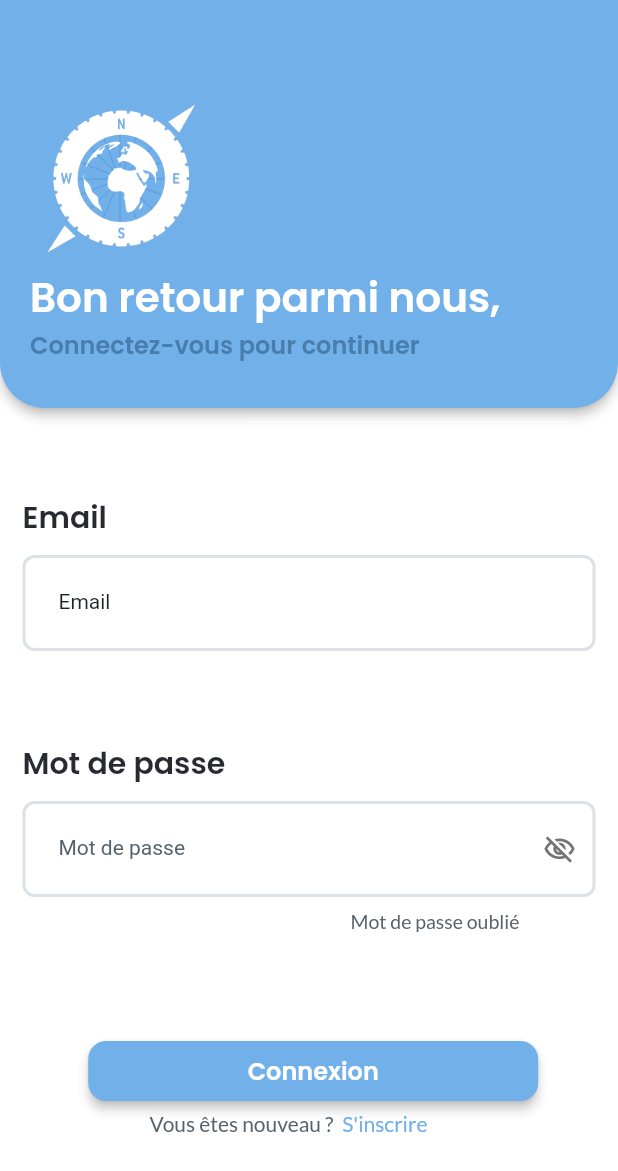
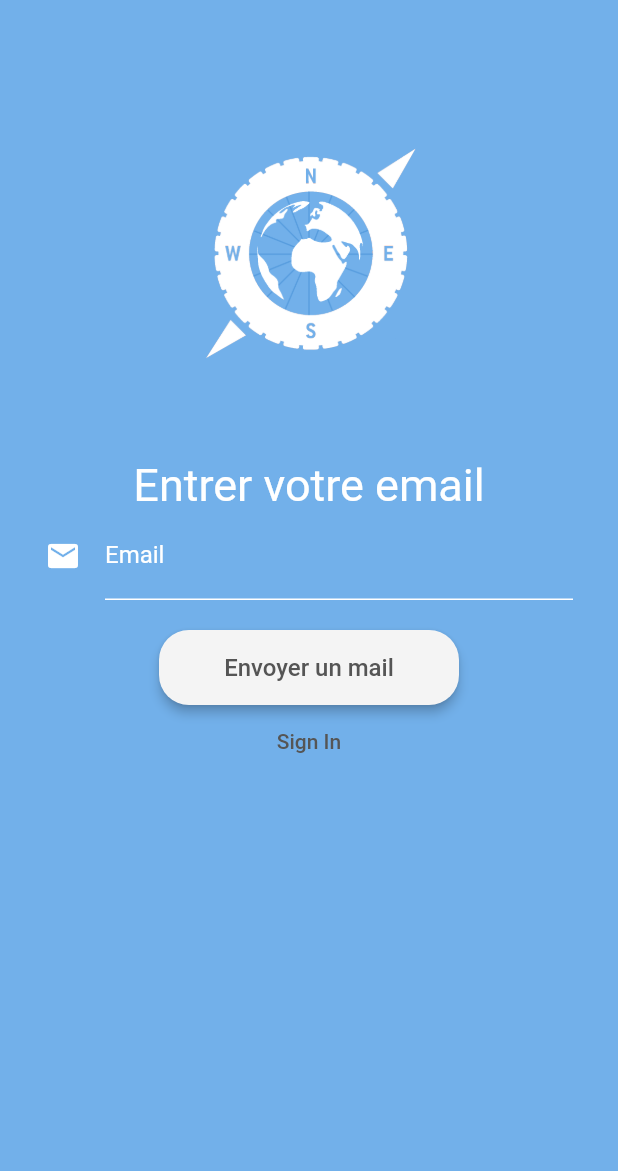
Before and after one commit to juva-quentin/projet-developement-nesquik, a Flutter app: the screen it shows after launch, after a tap on "Mot de passe oublié", on a phone screen of 412 x 824 dp. Shown: the top 1171 px of the screen. Run offline on Flutter 3.47's test engine with Material 2 defaults, Android fonts, the phone set to English and light mode, and no system bars; drawn by our look-alikes of auto_size_text; our stand-ins replace cloud_firestore, firebase_auth, firebase_core, firebase_storage, flutter_spinkit, font_awesome_flutter and 9 more; missing offline and left inert: json_path, tap_debouncer; accounts and stored records are empty; Roboto replaces fonts that are missing (Lexend Deca, Sen).

Commit message:
feat: add forgot password page

```diff
--- /dev/null
+++ b/lib/page/forgotPassword.dart
@@ -0,0 +1,115 @@
+import 'package:flutter/material.dart';
+import 'package:page_transition/page_transition.dart';
+import 'package:projet_developement_nesquik/auth/auth_util.dart';
+import 'package:projet_developement_nesquik/flutter_flow/flutter_flow_widgets.dart';
+
+import '../flutter_flow/flutter_flow_theme.dart';
+import '../signin/signin_widget.dart';
+
+class ForgotPassword extends StatelessWidget {
+  static String id = 'forgot-password';
+  final _formKey = GlobalKey<FormState>();
+  TextEditingController textController = new TextEditingController();
+
+  @override
+  Widget build(BuildContext context) {
+    final imageSize = 170.0;
+    return Scaffold(
+      backgroundColor: Color(0xFF72B0EA),
+      body: Form(
+        key: _formKey,
+        child: Stack(children: [
+          Positioned(
+            left: MediaQuery.of(context).size.width * 0.5 - (imageSize / 2),
+            top: MediaQuery.of(context).size.height * 0.1,
+            child: Image.asset(
+              'assets/images/avatar-planet-ride-big-orange.png',
+              width: imageSize,
+              height: imageSize,
+              fit: BoxFit.cover,
+            ),
+          ),
+          Padding(
+            padding: EdgeInsets.symmetric(horizontal: 30.0),
+            child: Column(
+              mainAxisAlignment: MainAxisAlignment.center,
+              children: [
+                Text(
+                  'Entrer votre email',
+                  style: TextStyle(fontSize: 30, color: Colors.white),
+                ),
+                TextFormField(
+                  keyboardType: TextInputType.emailAddress,
+                  controller: textController,
+                  style: TextStyle(color: Colors.white),
+                  decoration: InputDecoration(
+                    labelText: 'Email',
+                    icon: Icon(
+                      Icons.mail,
+                      color: Colors.white,
+                    ),
+                    errorStyle: TextStyle(color: Colors.white),
+                    labelStyle: TextStyle(color: Colors.white),
+                    hintStyle: TextStyle(color: Colors.white),
+                    focusedBorder: UnderlineInputBorder(
+                      borderSide: BorderSide(color: Colors.white),
+                    ),
+                    enabledBorder: UnderlineInputBorder(
+                      borderSide: BorderSide(color: Colors.white),
+                    ),
+                    errorBorder: UnderlineInputBorder(
+                      borderSide: BorderSide(color: Colors.white),
+                    ),
+                  ),
+                  validator: (value) {
+                    if (value == null || value.isEmpty) {
+                      return 'Entrer un email';
+                    }
+                    return null;
+                  },
+                ),
+                SizedBox(height: 20),
+                FFButtonWidget(
+                  onPressed: () async {
+                    if (_formKey.currentState.validate()) {
+                      await resetPassword(textController.text, context);
+                    }
+                  },
+                  text: 'Envoyer un mail',
+                  options: FFButtonOptions(
+                    width: 200,
+                    height: 50,
+                    color: Color.fromARGB(255, 244, 244, 244),
+                    textStyle: FlutterFlowTheme.of(context).subtitle2.override(
+                          fontFamily: 'Lexend Deca',
+                          color: Color.fromARGB(255, 85, 85, 85),
+                          fontSize: 16,
+                          fontWeight: FontWeight.w500,
+                        ),
+                    elevation: 3,
+                    borderSide: BorderSide(
+                      color: Colors.transparent,
+                      width: 1,
+                    ),
+                    borderRadius: 20,
+                  ),
+                ),
+                FlatButton(
+                  child: Text('Sign In',
+                      style: TextStyle(
+                        color: Color.fromARGB(255, 85, 85, 85),
+                      )),
+                  onPressed: () {
+                    Navigator.pop(
+                      context,
+                    );
+                  },
+                )
+              ],
+            ),
+          )
+        ]),
+      ),
+    );
+  }
+}
--- a/lib/page/profilPage.dart
+++ b/lib/page/profilPage.dart
@@ -142,11 +142,11 @@ Widget _buildNameOverlay() {
       builder:
           (BuildContext context, AsyncSnapshot<DocumentSnapshot> snapshot) {
         if (snapshot.hasError) {
-          return Text("Something went wrong");
+          return Text("Problème réseau");
         }
 
         if (snapshot.hasData && !snapshot.data.exists) {
-          return Text("Document does not exist");
+          return Text("Le document n'existe pas");
         }
 
         if (snapshot.connectionState == ConnectionState.done) {
@@ -221,11 +221,11 @@ Widget _buildObjectifOverlay(BuildContext context) {
       builder:
           (BuildContext context, AsyncSnapshot<DocumentSnapshot> snapshot) {
         if (snapshot.hasError) {
-          return Text("Something went wrong");
+          return Text("Problème réseau");
         }
 
         if (snapshot.hasData && !snapshot.data.exists) {
-          return Text("Document does not exist");
+          return Text("Le document n'exsite pas");
         }
 
         if (snapshot.connectionState == ConnectionState.done) {
--- a/lib/signin/signin_widget.dart
+++ b/lib/signin/signin_widget.dart
@@ -3,6 +3,7 @@ import '../auth/auth_util.dart';
 import '../flutter_flow/flutter_flow_theme.dart';
 import '../flutter_flow/flutter_flow_util.dart';
 import '../flutter_flow/flutter_flow_widgets.dart';
+import '../page/forgotPassword.dart';
 import '../signup/signup_widget.dart';
 import 'package:auto_size_text/auto_size_text.dart';
 import 'package:flutter/material.dart';
@@ -369,6 +370,18 @@ class _SignInWidgetState extends State<SignInWidget> {
                                                   .fromSTEB(200, 100, 0, 0),
                                               child: FFButtonWidget(
                                                 onPressed: () {
+                                                  Navigator.push(
+                                                    context,
+                                                    PageTransition(
+                                                      type: PageTransitionType
+                                                          .bottomToTop,
+                                                      duration: Duration(
+                                                          milliseconds: 300),
+                                                      reverseDuration: Duration(
+                                                          milliseconds: 300),
+                                                      child: ForgotPassword(),
+                                                    ),
+                                                  );
                                                   print('Button pressed ...');
                                                 },
                                                 text: 'Mot de passe oublié',
```
